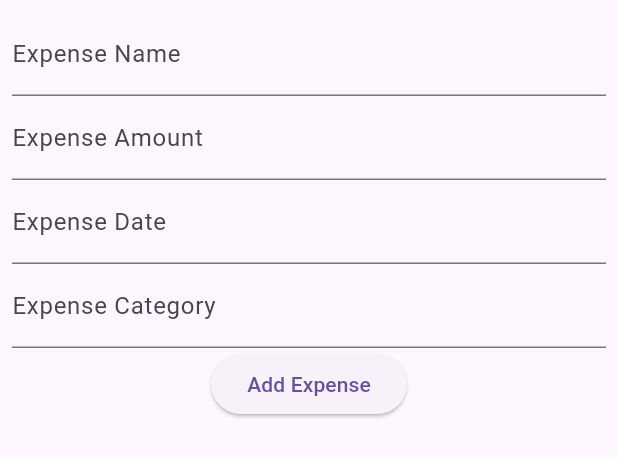
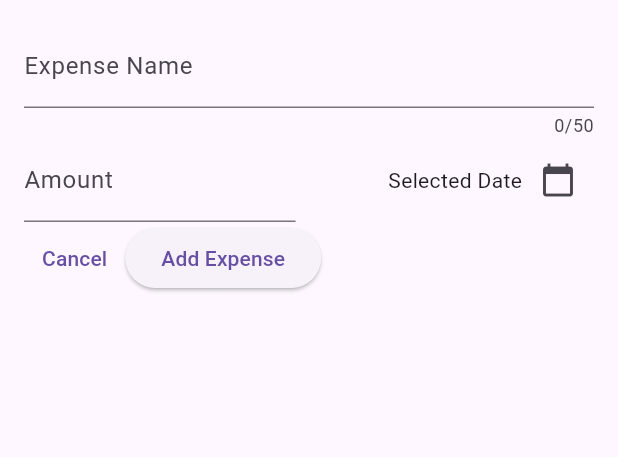
Before and after one commit to raianibnfaiz/flutter-expense-tracker, a Flutter app: the NewExpense widget shown alone on an empty page, opened directly, on a phone screen of 412 x 824 dp. Shown: the top 457 px of the screen. Run offline on Flutter 3.47's test engine with Material 2 defaults, Android fonts, the phone set to English and light mode, and no system bars.

```diff
--- a/lib/widgets/new_expense.dart
+++ b/lib/widgets/new_expense.dart
@@ -6,26 +6,63 @@ class NewExpense extends StatefulWidget {
   @override
   State<NewExpense> createState() => _NewExpenseState();
 }
-  class _NewExpenseState extends State<NewExpense>{
+
+class _NewExpenseState extends State<NewExpense> {
+  final _titleController = TextEditingController();
+  final _amountController = TextEditingController();
   @override
-    Widget build(BuildContext context){
+  void dispose() {
+    _titleController.dispose();
+    _amountController.dispose();
+    super.dispose();
+  }
+
+  @override
+  Widget build(BuildContext context) {
     return Padding(
-        padding: const EdgeInsets.all(8.0),
+      padding: const EdgeInsets.all(16),
       child: Column(
         children: [
           TextField(
+            controller: _titleController,
             decoration: InputDecoration(labelText: "Expense Name"),
+            maxLength: 50,
           ),
-            TextField(
-              decoration: InputDecoration(labelText: "Expense Amount"),
+          Row(children: [
+            Expanded(
+              child: TextField(
+                controller: _amountController,
+                decoration:
+                    InputDecoration(labelText: "Amount", prefixText: "\$"),
+                keyboardType: TextInputType.number,
               ),
-            TextField(
-              decoration: InputDecoration(labelText: "Expense Date"),
             ),
-            TextField(
-              decoration: InputDecoration(labelText: "Expense Category"),
+            const SizedBox(width: 18),
+            Expanded(
+                child: Row(
+                    mainAxisAlignment: MainAxisAlignment.end,
+                    crossAxisAlignment: CrossAxisAlignment.center,
+                    children: [
+              Text("Selected Date"),
+              IconButton(onPressed: () {}, icon: Icon(Icons.calendar_today)),
+            ]))
+          ]),
+          Row(
+            children: [
+              TextButton(
+                onPressed: () {
+                  Navigator.of(context).pop();
+                },
+                child: Text("Cancel"),
               ),
-            ElevatedButton(onPressed: (){}, child: Text("Add Expense"))
+              ElevatedButton(
+                  onPressed: () {
+                    print(_titleController.text);
+                    print(_amountController.text);
+                  },
+                  child: Text("Add Expense"))
+            ],
+          )
         ],
       ),
     );
```
Lines whose indentation alone changed are shown as unchanged.
